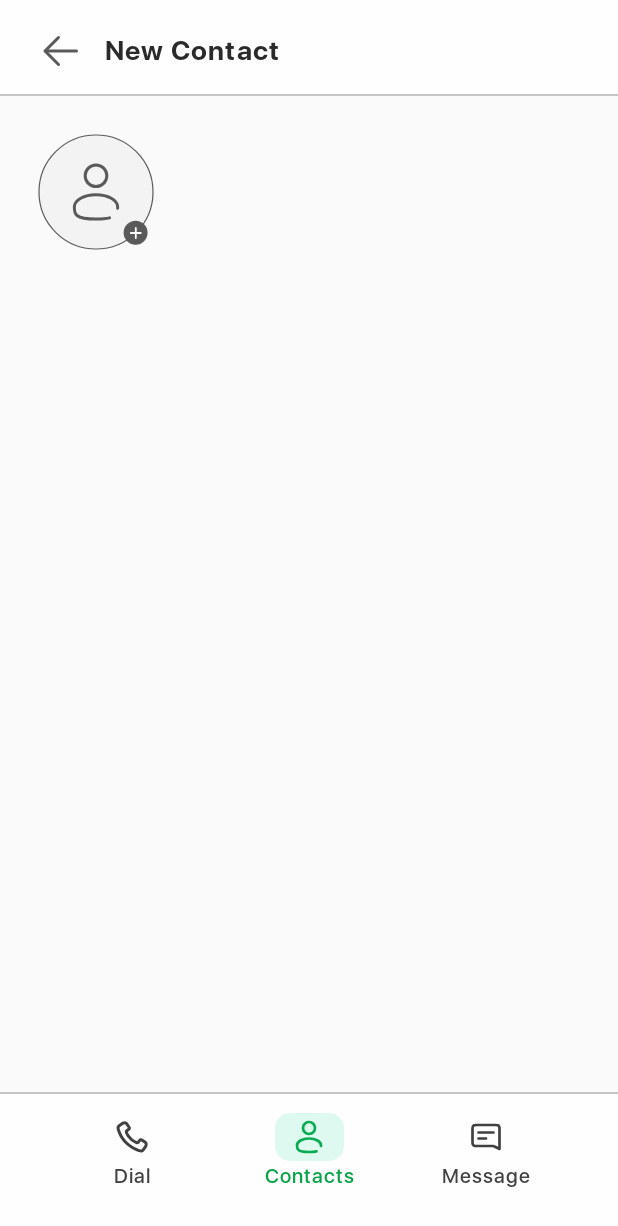
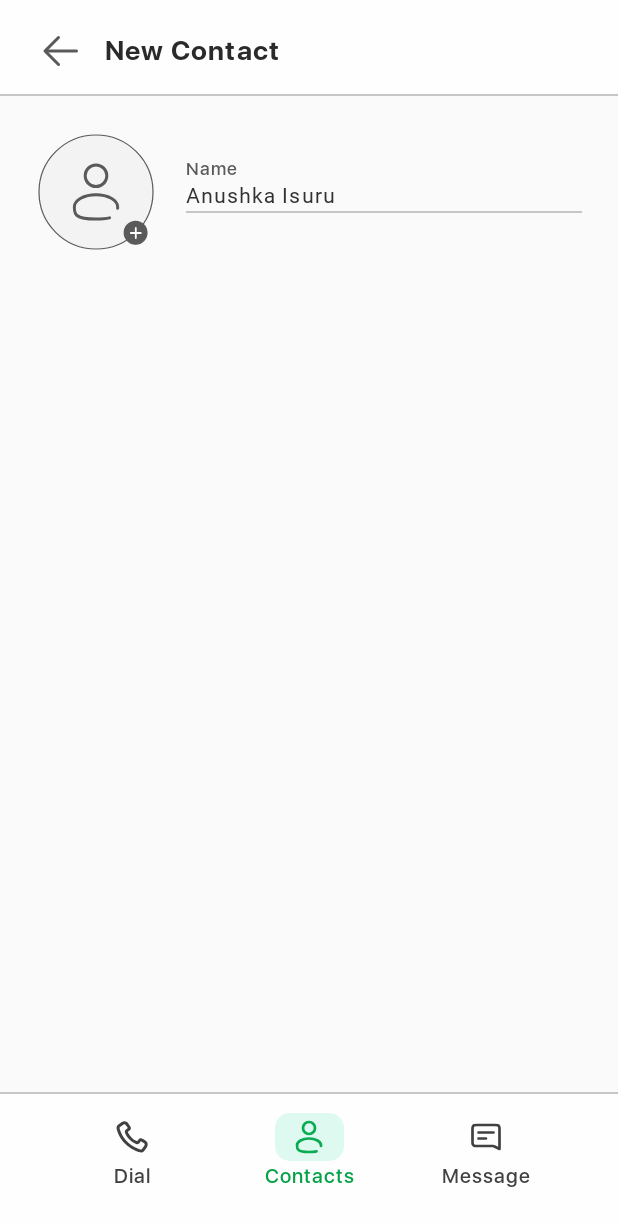
Before and after one commit to Anushkai1/Contacts, an Android app: the screen it shows after launch (Form), on a phone screen of 412 x 824 dp. Shown: the top 1226 px of the screen. Run offline under Robolectric (Android 15) with nearby library versions, the phone set to English and light mode, and no system bars.

Commit message:
Text Box

```diff
--- /dev/null
+++ b/app/src/main/res/drawable/input_bg.xml
@@ -0,0 +1,15 @@
+<?xml version="1.0" encoding="utf-8"?>
+<layer-list xmlns:android="http://schemas.android.com/apk/res/android">
+    <!-- Background color -->
+    <item>
+        <shape android:shape="rectangle">
+            <solid android:color="@color/transparent"/>
+        </shape>
+    </item>
+    <!-- Bottom border -->
+    <item android:bottom="0dp" android:height="1dp" android:gravity="bottom">
+        <shape android:shape="rectangle">
+            <solid android:color="@color/border"/>
+        </shape>
+    </item>
+</layer-list>
--- a/app/src/main/res/layout/activity_form.xml
+++ b/app/src/main/res/layout/activity_form.xml
@@ -48,6 +48,31 @@
         android:contentDescription="choose Profile pic"
         app:layout_constraintStart_toStartOf="parent"
         app:layout_constraintTop_toBottomOf="@+id/headerbg" />
+
+    <!-- Form-->
+    <TextView
+        android:id="@+id/lable_name"
+        style="@style/input_label"
+        android:layout_marginStart="124dp"
+        android:layout_marginTop="40dp"
+        android:text="Name"
+        app:layout_constraintStart_toStartOf="parent"
+        app:layout_constraintTop_toBottomOf="@+id/headerbg" />
+
+    <EditText
+        android:id="@+id/input_name"
+        style="@style/edit_text"
+        android:layout_width="match_parent"
+        android:layout_marginLeft="124dp"
+        android:layout_marginRight="@dimen/RootMargin"
+        android:hint="Name"
+        android:imeOptions="actionNext"
+        android:inputType="text"
+        android:text="Anushka Isuru"
+        app:layout_constraintEnd_toEndOf="parent"
+        app:layout_constraintStart_toStartOf="@+id/lable_name"
+        app:layout_constraintTop_toBottomOf="@+id/lable_name" />
+    <!-- End Form-->
 
     <!--End Body and Start Navbar-->
     <!--Navbar Bg-->
--- a/app/src/main/res/values/styles.xml
+++ b/app/src/main/res/values/styles.xml
@@ -37,4 +37,29 @@
         <item name="android:layout_height">wrap_content</item>
         <item name="android:textSize">18sp</item>
     </style>
+
+    <style name="input_label">
+        <item name="android:padding">0dp</item>
+        <item name="android:letterSpacing">0.05</item>
+        <item name="android:textColor">@color/text4</item>
+        <item name="android:fontFamily">@font/medium</item>
+        <item name="android:layout_width">wrap_content</item>
+        <item name="android:layout_height">wrap_content</item>
+        <item name="android:layout_marginStart">@dimen/RootMargin</item>
+        <item name="android:textSize">12sp</item>
+        <item name="android:linksClickable">false</item>
+        <item name="android:longClickable">false</item>
+    </style>
+
+    <style name="edit_text">
+        <item name="android:paddingTop">8dp</item>
+        <item name="android:layout_marginTop">-12dp</item>
+        <item name="android:layout_height">32dp</item>
+        <item name="android:letterSpacing">0.05</item>
+        <item name="android:textColor">@color/text2</item>
+        <item name="android:fontFamily">@font/semibold</item>
+        <item name="android:textSize">14sp</item>
+        <item name="android:background">@drawable/input_bg</item>
+    </style>
+
 </resources>
```
